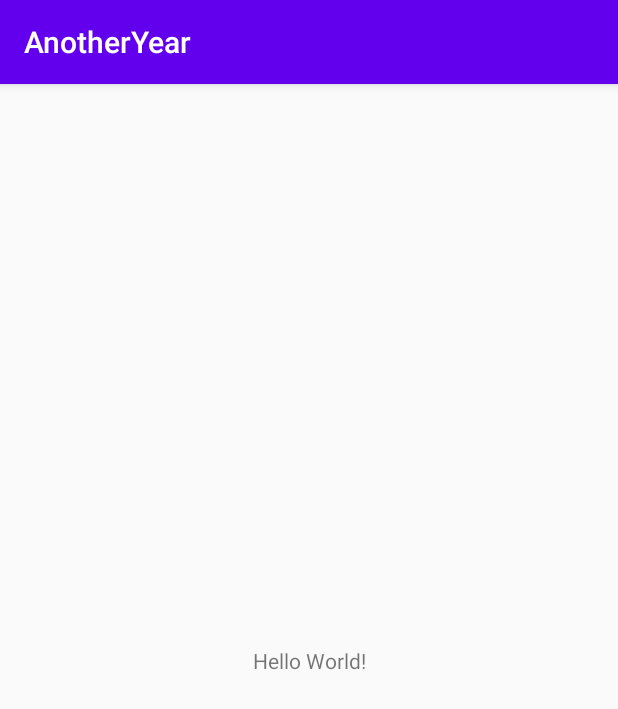
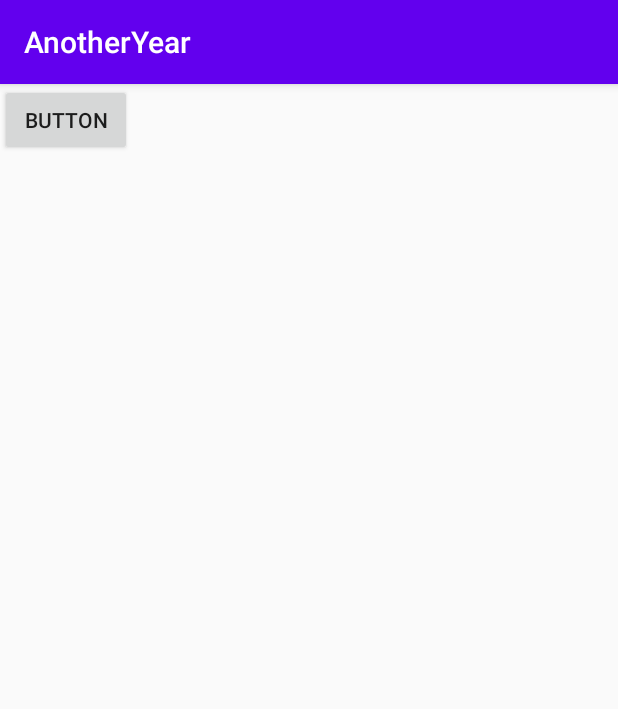
Before and after one commit to mariamedi/AnotherYear, an Android app: the screen it shows after launch (MainActivity), on a phone screen of 412 x 824 dp. Shown: the top 709 px of the screen. Run offline under Robolectric (Android 15) with nearby library versions, the phone set to English and light mode, and no system bars; our stand-ins replace Room's generated code.

```diff
--- /dev/null
+++ b/app/src/main/java/com/anotheryear/HomeFragment.kt
@@ -0,0 +1,59 @@
+package com.anotheryear
+
+import android.content.Context
+import android.os.Bundle
+import android.view.LayoutInflater
+import android.view.View
+import android.view.ViewGroup
+import android.widget.Button
+import androidx.fragment.app.Fragment
+import java.util.*
+
+class HomeFragment: Fragment() {
+
+
+    private lateinit var button: Button // TODO: just a place holder
+
+    // Include callback for switching to appropriate birthday detail screen
+    interface Callbacks {
+        fun viewDetails(id: UUID)
+    }
+
+    private var callbacks: Callbacks? = null
+
+    companion object {
+        fun newInstance(): HomeFragment {
+            return HomeFragment()
+        }
+    }
+
+    override fun onCreateView(
+        inflater: LayoutInflater,
+        container: ViewGroup?,
+        savedInstanceState: Bundle?
+    ): View? {
+        val view = inflater.inflate(R.layout.fragment_home, container, false)
+
+        // Initialize view objects
+        button = view.findViewById(R.id.button)
+
+        button.setOnClickListener {
+            // TODO: Hardcoded for now, should use ID from selected birthday
+            callbacks?.viewDetails(UUID.fromString("bfd69755-dae1-4b3e-a18f-f0ad603c1803"))
+        }
+
+        return view
+    }
+
+    override fun onAttach(context: Context) {
+        super.onAttach(context)
+        callbacks = context as Callbacks?
+    }
+
+    override fun onDetach() {
+        super.onDetach()
+        callbacks = null
+    }
+
+
+}
--- a/app/src/main/java/com/anotheryear/MainActivity.kt
+++ b/app/src/main/java/com/anotheryear/MainActivity.kt
@@ -1,11 +1,51 @@
 package com.anotheryear
 
+import android.os.Bundle
+import android.widget.Toast
 import androidx.appcompat.app.AppCompatActivity
-import android.os.Bundle
+import java.util.*
 
-class MainActivity : AppCompatActivity() {
+class MainActivity : AppCompatActivity(), HomeFragment.Callbacks, BirthdayDetailFragment.Callbacks {
     override fun onCreate(savedInstanceState: Bundle?) {
         super.onCreate(savedInstanceState)
         setContentView(R.layout.activity_main)
+
+        val currentFragment =
+            supportFragmentManager.findFragmentById(R.id.fragment_container)
+
+        if (currentFragment == null) {
+
+            val fragment = HomeFragment.newInstance()
+            supportFragmentManager
+                .beginTransaction()
+                .add(R.id.fragment_container, fragment)
+                .commit()
+        }
     }
+
+    /**
+     * Switch from HomeFragment to BirthdayDetailFragment, given the ID of the birthday
+     */
+    override fun viewDetails(id: UUID) {
+        val fragment = BirthdayDetailFragment.newInstance(id)
+        supportFragmentManager
+            .beginTransaction()
+            .replace(R.id.fragment_container, fragment)
+            .commit()
+    }
+
+    /**
+     * Return to Home Screen and show Toast message based on action taken
+     */
+    override fun detailAction(message: String) {
+        Toast.makeText(this@MainActivity, message, Toast.LENGTH_SHORT).show()
+        val fragment = HomeFragment.newInstance()
+        supportFragmentManager
+            .beginTransaction()
+            .replace(R.id.fragment_container, fragment)
+            .addToBackStack(null)
+            .commit()
+    }
+
+
 }
--- a/app/src/main/res/layout/activity_main.xml
+++ b/app/src/main/res/layout/activity_main.xml
@@ -1,18 +1,6 @@
 <?xml version="1.0" encoding="utf-8"?>
-<androidx.constraintlayout.widget.ConstraintLayout xmlns:android="http://schemas.android.com/apk/res/android"
-    xmlns:app="http://schemas.android.com/apk/res-auto"
-    xmlns:tools="http://schemas.android.com/tools"
+<FrameLayout
+    xmlns:android="http://schemas.android.com/apk/res/android"
+    android:id="@+id/fragment_container"
     android:layout_width="match_parent"
-    android:layout_height="match_parent"
-    tools:context=".MainActivity">
-
-    <TextView
-        android:layout_width="wrap_content"
-        android:layout_height="wrap_content"
-        android:text="Hello World!"
-        app:layout_constraintBottom_toBottomOf="parent"
-        app:layout_constraintLeft_toLeftOf="parent"
-        app:layout_constraintRight_toRightOf="parent"
-        app:layout_constraintTop_toTopOf="parent" />
-
-</androidx.constraintlayout.widget.ConstraintLayout>
+    android:layout_height="match_parent"/>
--- /dev/null
+++ b/app/src/main/res/layout/fragment_home.xml
@@ -0,0 +1,15 @@
+<?xml version="1.0" encoding="utf-8"?>
+<androidx.constraintlayout.widget.ConstraintLayout
+    xmlns:android="http://schemas.android.com/apk/res/android"
+    xmlns:tools="http://schemas.android.com/tools"
+    android:layout_width="match_parent"
+    android:layout_height="match_parent">
+
+    <Button
+        android:id="@+id/button"
+        android:layout_width="wrap_content"
+        android:layout_height="wrap_content"
+        android:text="Button"
+        tools:layout_editor_absoluteX="162dp"
+        tools:layout_editor_absoluteY="99dp" />
+</androidx.constraintlayout.widget.ConstraintLayout>
```
Also changed, not shown: app/src/main/java/com/anotheryear/BirthdayDetailFragment.kt (+19 -3 lines).
